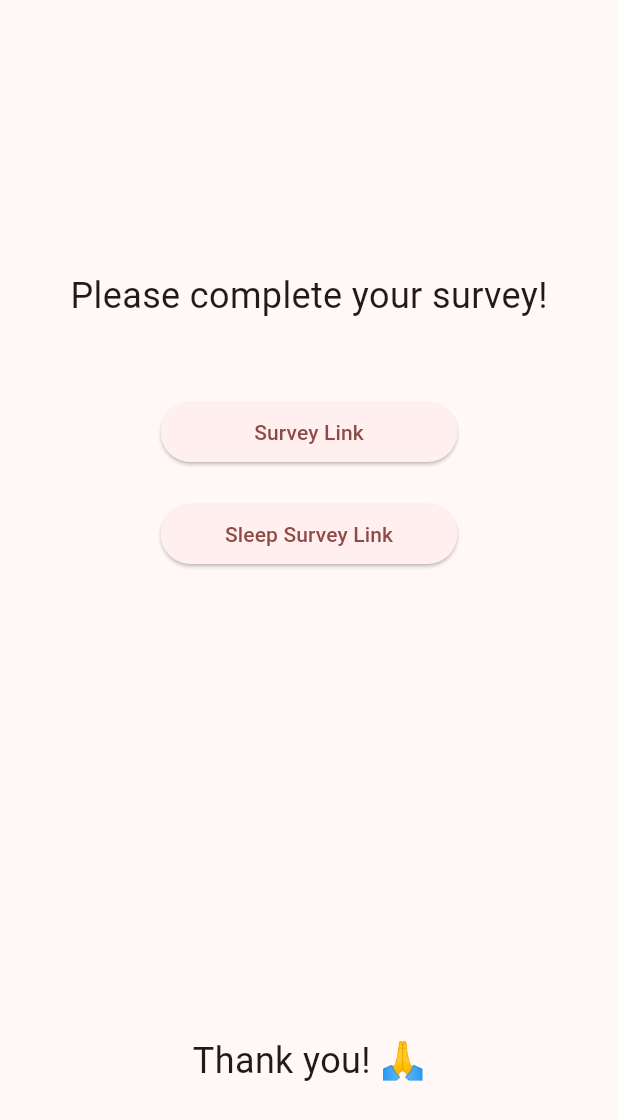
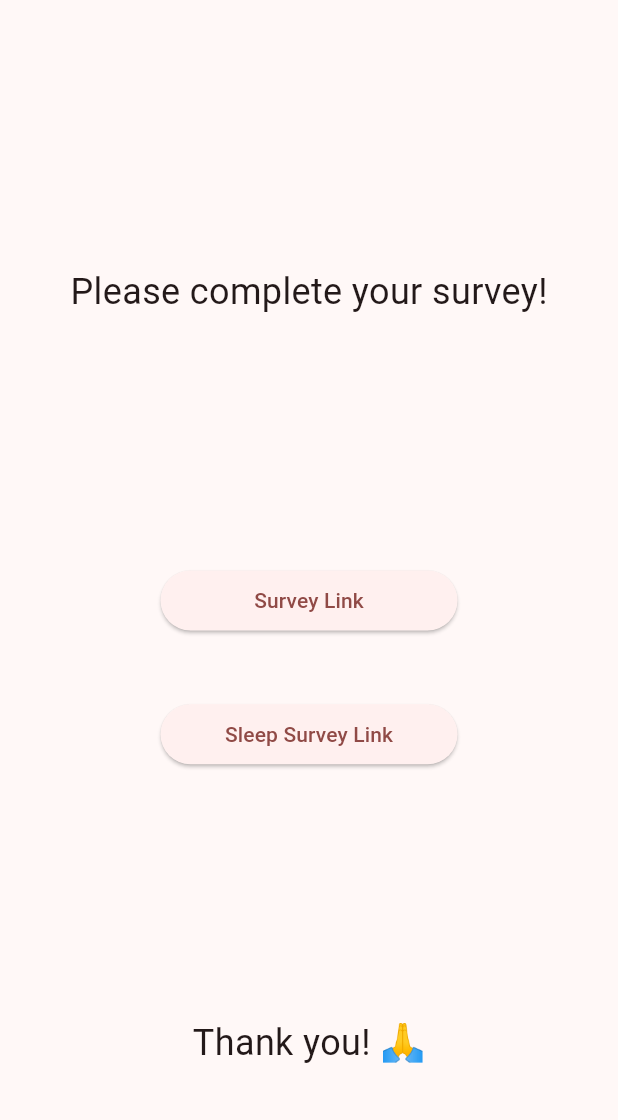
Before and after one commit to wearablebiosensing/tech4Kidney, a Flutter app: the screen it shows after launch, after a tap on "Start", on a phone screen of 412 x 824 dp. Shown: the top 1120 px of the screen. Run offline on Flutter 3.47's test engine with Material 3 defaults, Android fonts, the phone set to English and light mode, and no system bars; our stand-ins replace awesome_notifications, timezone.

Commit message:
Adaptive scaling for different screen sizes

```diff
--- a/flutter_local_notifications_tutorial/lib/main.dart
+++ b/flutter_local_notifications_tutorial/lib/main.dart
@@ -38,7 +38,7 @@ void main() async {
       id: 1,
       channelKey: 'daily_notification_channel',
       title: 'Welcome to KidneyCareWear',
-      body: 'Thank you for opening the app!',
+      body: 'Please take your daily survey!',
       notificationLayout: NotificationLayout.Default,
       icon: 'resource://drawable/black_kidney',
     ),
@@ -72,7 +72,7 @@ class WelcomePage extends StatelessWidget {
   @override
   Widget build(BuildContext context) {
     double screenWidth = MediaQuery.of(context).size.width;
-    print(screenWidth);
+    double screenHeight = MediaQuery.of(context).size.height;
 
     return Scaffold(
       backgroundColor: const Color(0xFFF6ECED),
@@ -80,12 +80,12 @@ class WelcomePage extends StatelessWidget {
         child: Column(
           mainAxisAlignment: MainAxisAlignment.center,
           children: [
-            const SizedBox(height: 100),
+            SizedBox(height: (0.13*screenHeight)),
             const Text(
-              'Welcome!',
+              'Welcome to:',
               style: TextStyle(fontSize: 35, color: Color.fromARGB(255, 255, 159, 152), fontWeight: FontWeight.bold),
             ),
-            const SizedBox(height: 10),
+            SizedBox(height: 0.01*screenHeight),
             Image.asset(
               'assets/kidney_image.png',
               width: 0.7*screenWidth,
@@ -95,7 +95,7 @@ class WelcomePage extends StatelessWidget {
               'KidneyCareWear',
               style: TextStyle(fontSize: 35, color: Color.fromARGB(255, 255, 159, 152), fontWeight: FontWeight.bold),
             ),
-            const SizedBox(height: 50),
+            SizedBox(height: 0.07*screenHeight),
             ElevatedButton(
               onPressed: () {
                 Navigator.push(
@@ -116,12 +116,12 @@ class WelcomePage extends StatelessWidget {
               'Thank you for participating!',
               style: TextStyle(fontSize: 20, color: Color.fromARGB(255, 112, 112, 112), fontWeight: FontWeight.bold),
             ),
-            const SizedBox(height: 5),
+            SizedBox(height: 0.01*screenHeight),
             const Text(
               'Link to consent form',
               style: TextStyle(fontSize: 15, color: Colors.blue, decoration: TextDecoration.underline),
             ),
-            const SizedBox(height: 25),
+            SizedBox(height: 0.05*screenHeight),
           ],
         ),
       ),
@@ -134,17 +134,20 @@ class SurveyPage extends StatelessWidget {
 
   @override
   Widget build(BuildContext context) {
+    double screenWidth = MediaQuery.of(context).size.width;
+    double screenHeight = MediaQuery.of(context).size.height;
+
     return Scaffold(
       body: Center(
         child: Column(
           mainAxisAlignment: MainAxisAlignment.center,
           children: [
-            const SizedBox(height: 180),
+            SizedBox(height: 0.08*screenHeight),
             const Text(
               'Please complete your survey!',
               style: TextStyle(fontSize: 24),
             ),
-            const SizedBox(height: 50),
+            SizedBox(height: 0.2*screenHeight),
             ElevatedButton(
               onPressed: () => _launchUrl('https://forms.gle/CU7Pxo7rAwTndDC27'),
               child: const SizedBox(
@@ -152,7 +155,7 @@ class SurveyPage extends StatelessWidget {
                   child: Center(
                       child: Text('Survey Link'))),
             ),
-            const SizedBox(height: 20),
+            SizedBox(height: 0.05*screenHeight),
             ElevatedButton(
               onPressed: () => _launchUrl('https://forms.gle/CU7Pxo7rAwTndDC27'),
               child: const SizedBox(
@@ -160,12 +163,11 @@ class SurveyPage extends StatelessWidget {
                   child: Center(
                       child: Text('Sleep Survey Link'))),
             ),
-            const Spacer(),
+            SizedBox(height: 0.2*screenHeight),
             const Text(
               'Thank you! 🙏',
               style: TextStyle(fontSize: 24),
             ),
-            const SizedBox(height: 100),
           ],
         ),
       ),
```
